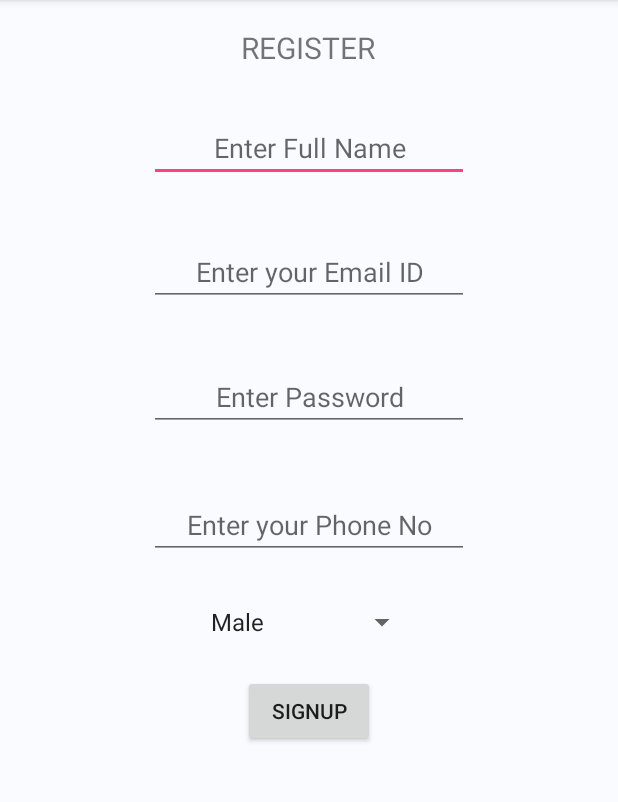
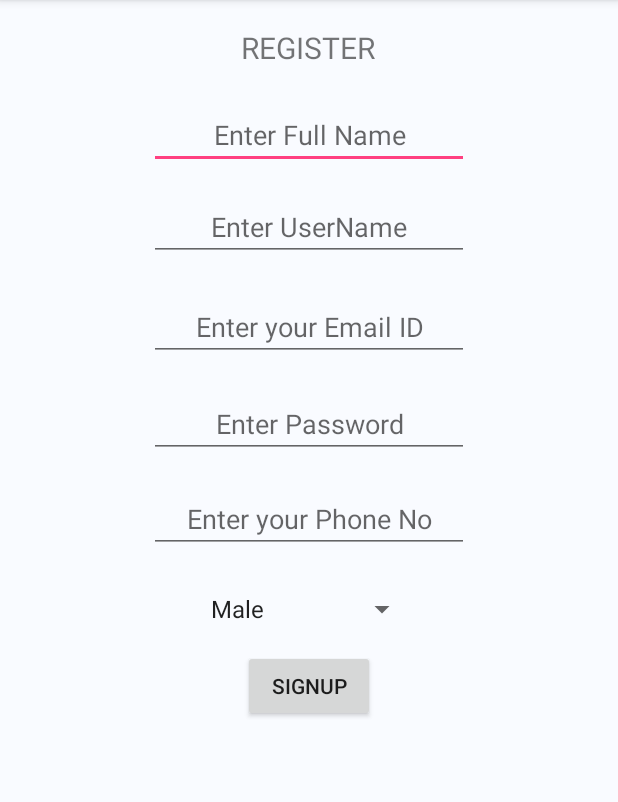
Before and after one commit to hedauakshay/androidLoginApp, an Android app: the Register screen opened directly, with no data from a screen before it, on a phone screen of 412 x 824 dp, the part 84-886 px from its top. Run offline under Robolectric (Android 15) with nearby library versions, the phone set to English and light mode, and no system bars; our stand-ins replace Firebase (no records; nobody signed in at launch, a user with empty details on screens opened directly).

Commit message:
Signin commit

```diff
--- a/app/src/main/java/com/example/student/loginapp/Register.java
+++ b/app/src/main/java/com/example/student/loginapp/Register.java
@@ -33,6 +33,7 @@ public class Register extends AppCompatActivity {
 
         signup = (Button) findViewById(R.id.register);
         fname = (EditText) findViewById(R.id.name);
+        uName = (EditText) findViewById(R.id.userName);
         email = (EditText) findViewById(R.id.email);
         pwd = (EditText) findViewById(R.id.pwd);
         phoneNo = (EditText) findViewById(R.id.phone);
@@ -46,8 +47,7 @@ public class Register extends AppCompatActivity {
                 String ippwd = pwd.getText().toString();
                 String ipPhone = phoneNo.getText().toString();
                 String ipSex = gender.getSelectedItem().toString();
-                int index = ipemailID.indexOf('@');
-                String uname = ipemailID.substring(0,index);
+                String uname = uName.getText().toString();
 
                 Map<String, String> entry = new HashMap<>();
                 entry.put("EmailID",ipemailID);
--- a/app/src/main/res/layout/activity_register.xml
+++ b/app/src/main/res/layout/activity_register.xml
@@ -17,80 +17,104 @@
         android:gravity="center"
         android:textSize="20dp"
         android:layout_alignParentTop="true"
-        android:layout_centerHorizontal="true"
-        />
+        android:layout_centerHorizontal="true" />
 
     <EditText
         android:id="@+id/name"
         android:layout_width="wrap_content"
         android:layout_height="wrap_content"
-        android:layout_marginTop="12dp"
+        android:layout_marginTop="67dp"
         android:ems="10"
         android:hint="Enter Full Name"
         android:inputType="textPersonName"
         android:gravity="center"
-        android:layout_below="@+id/textView"
+        android:layout_alignParentTop="true"
         android:layout_centerHorizontal="true" />
 
     <EditText
         android:id="@+id/email"
         android:layout_width="wrap_content"
         android:layout_height="wrap_content"
-        android:layout_alignLeft="@+id/name"
-        android:layout_alignStart="@+id/name"
-        android:layout_below="@+id/name"
-        android:layout_marginTop="37dp"
+        android:layout_marginTop="21dp"
         android:ems="10"
         android:hint="Enter your Email ID"
         android:inputType="textEmailAddress"
-        android:gravity="center"/>
+        android:gravity="center"
+        android:layout_below="@+id/userName"
+        android:layout_alignLeft="@+id/name"
+        android:layout_alignStart="@+id/name" />
 
     <EditText
         android:id="@+id/pwd"
         android:layout_width="wrap_content"
         android:layout_height="wrap_content"
-        android:layout_alignLeft="@+id/email"
-        android:layout_alignStart="@+id/email"
-        android:layout_below="@+id/email"
-        android:layout_marginTop="38dp"
+        android:layout_marginTop="19dp"
         android:ems="10"
         android:hint="Enter Password"
         android:inputType="textPassword"
-        android:gravity="center"/>
+        android:gravity="center"
+        android:layout_below="@+id/email"
+        android:layout_alignLeft="@+id/email"
+        android:layout_alignStart="@+id/email" />
 
     <EditText
         android:id="@+id/phone"
         android:layout_width="wrap_content"
         android:layout_height="wrap_content"
-        android:layout_alignEnd="@+id/pwd"
-        android:layout_alignRight="@+id/pwd"
-        android:layout_below="@+id/pwd"
-        android:layout_marginTop="40dp"
+        android:layout_marginTop="18dp"
         android:ems="10"
         android:hint="Enter your Phone No"
         android:inputType="phone"
-        android:gravity="center"/>
+        android:gravity="center"
+        android:layout_below="@+id/pwd"
+        android:layout_alignLeft="@+id/pwd"
+        android:layout_alignStart="@+id/pwd" />
 
     <Spinner
         android:id="@+id/gender"
         android:layout_width="match_parent"
         android:layout_height="wrap_content"
-        android:layout_alignEnd="@+id/textView"
+        android:layout_marginTop="25dp"
+        android:gravity="center"
+        android:entries="@array/gender"
+        android:layout_below="@+id/phone"
         android:layout_alignLeft="@+id/textView"
+        android:layout_alignStart="@+id/textView"
         android:layout_alignRight="@+id/textView"
-        android:layout_alignStart="@+id/textView"
-        android:layout_below="@+id/phone"
-        android:layout_marginTop="30dp"
-        android:gravity="center"
-        android:entries="@array/gender"/>
+        android:layout_alignEnd="@+id/textView" />
 
     <Button
         android:id="@+id/register"
         android:layout_width="wrap_content"
         android:layout_height="wrap_content"
         android:text="SIGNUP"
+        android:layout_marginTop="15dp"
         android:layout_below="@+id/gender"
-        android:layout_centerHorizontal="true"
-        android:layout_marginTop="23dp" />
+        android:layout_centerHorizontal="true" />
+
+    <EditText
+        android:id="@+id/userName"
+        android:layout_width="wrap_content"
+        android:layout_height="wrap_content"
+        android:layout_alignLeft="@+id/name"
+        android:layout_alignStart="@+id/name"
+        android:layout_below="@+id/name"
+        android:layout_marginTop="16dp"
+        android:ems="10"
+        android:gravity="center"
+        android:hint="Enter UserName"
+        android:inputType="textPersonName" />
+
+    <TextView
+        android:id="@+id/result"
+        android:layout_width="wrap_content"
+        android:layout_height="wrap_content"
+        android:layout_alignParentBottom="true"
+        android:layout_alignParentEnd="true"
+        android:layout_alignParentLeft="true"
+        android:layout_alignParentRight="true"
+        android:layout_alignParentStart="true"
+        android:layout_below="@+id/register"
+        android:gravity="center"/>
 
 </RelativeLayout>
```
Also changed, not shown: app/src/main/java/com/example/student/loginapp/MainActivity.java (+49 -11 lines), app/src/main/res/layout/activity_logged_in.xml (+4 -3 lines), app/src/main/res/layout/activity_main.xml (+7 -7 lines), app/src/main/res/drawable/raod.jpg (added).
